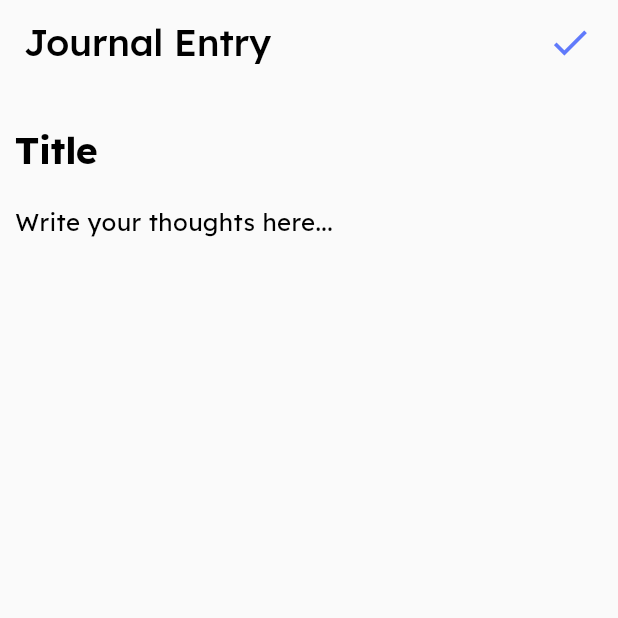
After one commit to tech-qasim/handbrake, a Flutter app: the JournalEntryScreen screen opened by its route, after a tap on the "check" icon, on a phone screen of 412 x 824 dp, the top half of it. The commit adds this screen. Run offline on Flutter 3.47's test engine with Material 3 defaults, Android fonts, the phone set to English and light mode, and no system bars; our stand-ins replace another_flutter_splash_screen, auto_route, bloc, drift, easy_date_timeline, flutter_bloc and 3 more; accounts and stored records are empty; generated files the repository leaves out were written again.

Commit message:
worked on journal

```diff
--- /dev/null
+++ b/lib/features/journal/cubit/journal_cubit.dart
@@ -0,0 +1,23 @@
+import 'package:drift/drift.dart';
+import 'package:flutter_bloc/flutter_bloc.dart';
+import 'package:handbrake/features/journal/cubit/journal_state.dart';
+import 'package:handbrake/local_db/app_database.dart';
+import 'package:handbrake/utils/di.dart';
+
+class JournalCubit extends Cubit<JournalState> {
+  JournalCubit() : super(JournalState.initial());
+
+  void addJournalEntry(String title, String content) async {
+    final journalsCompanion = JournalsCompanion(
+      title: Value(title),
+      content: Value(content),
+    );
+    final result = await getIt<AppDatabase>().journalDao.insertJournalEntry(
+      journalsCompanion,
+    );
+
+    if (result != null) {
+      emit(state.copyWith(journalEntries: [...state.journalEntries, result]));
+    }
+  }
+}
--- /dev/null
+++ b/lib/features/journal/cubit/journal_state.dart
@@ -0,0 +1,14 @@
+import 'package:handbrake/local_db/app_database.dart';
+
+class JournalState {
+  List<Journal> journalEntries;
+  JournalState({required this.journalEntries});
+
+  JournalState copyWith({List<Journal>? journalEntries}) {
+    return JournalState(journalEntries: journalEntries ?? this.journalEntries);
+  }
+
+  factory JournalState.initial() {
+    return JournalState(journalEntries: []);
+  }
+}
--- /dev/null
+++ b/lib/features/journal/screens/journal_entry/journal_entry_screen.dart
@@ -0,0 +1,71 @@
+import 'package:auto_route/annotations.dart';
+import 'package:flutter/material.dart';
+import 'package:flutter/widgets.dart';
+import 'package:flutter_bloc/flutter_bloc.dart';
+import 'package:handbrake/constants/extension_constants.dart';
+import 'package:handbrake/features/journal/cubit/journal_cubit.dart';
+import 'package:handbrake/local_db/app_database.dart';
+
+@RoutePage()
+class JournalEntryScreen extends StatefulWidget {
+  const JournalEntryScreen({super.key});
+
+  @override
+  State<JournalEntryScreen> createState() => _JournalEntryScreenState();
+}
+
+class _JournalEntryScreenState extends State<JournalEntryScreen> {
+  final titleController = TextEditingController();
+  final contentController = TextEditingController();
+  @override
+  Widget build(BuildContext context) {
+    return Scaffold(
+      appBar: AppBar(
+        actions: [
+          TextButton(
+            onPressed: () {
+              context.read<JournalCubit>().addJournalEntry(
+                titleController.text,
+                contentController.text,
+              );
+            },
+            child: const Icon(Icons.check, size: 30),
+          ),
+        ],
+        automaticallyImplyLeading: false,
+        title: Text('Journal Entry', style: context.textTheme.displayLarge),
+      ),
+      body: Padding(
+        padding: const EdgeInsets.symmetric(horizontal: 10, vertical: 20),
+        child: Column(
+          children: [
+            TextField(
+              controller: titleController,
+              decoration: const InputDecoration(
+                hintText: 'Title',
+                border: InputBorder.none,
+              ),
+              style: context.textTheme.displayLarge?.copyWith(
+                fontWeight: FontWeight.bold,
+              ),
+            ),
+            const SizedBox(height: 5),
+            Expanded(
+              child: TextField(
+                controller: contentController,
+                maxLines: null,
+                expands: true,
+                textAlignVertical: TextAlignVertical.top,
+                decoration: const InputDecoration(
+                  hintText: 'Write your thoughts here...',
+                  border: InputBorder.none,
+                ),
+                style: context.textTheme.bodyMedium?.copyWith(fontSize: 16),
+              ),
+            ),
+          ],
+        ),
+      ),
+    );
+  }
+}
--- a/lib/features/journal/screens/journal_screen.dart
+++ /dev/null
@@ -1,12 +0,0 @@
-import 'package:auto_route/auto_route.dart';
-import 'package:flutter/material.dart';
-
-@RoutePage()
-class JournalScreen extends StatelessWidget {
-  const JournalScreen({super.key});
-
-  @override
-  Widget build(BuildContext context) {
-    return const Placeholder();
-  }
-}
--- /dev/null
+++ b/lib/features/journal/screens/journal_view/journal_screen.dart
@@ -0,0 +1,26 @@
+import 'package:auto_route/auto_route.dart';
+import 'package:flutter/material.dart';
+import 'package:handbrake/constants/extension_constants.dart';
+import 'package:handbrake/routes/app_router.gr.dart';
+
+@RoutePage()
+class JournalScreen extends StatelessWidget {
+  const JournalScreen({super.key});
+
+  @override
+  Widget build(BuildContext context) {
+    return Scaffold(
+      appBar: AppBar(
+        automaticallyImplyLeading: false,
+        title: Text('Journal', style: context.textTheme.displayLarge),
+      ),
+
+      floatingActionButton: FloatingActionButton(
+        onPressed: () {
+          context.router.push(const JournalEntryRoute());
+        },
+        child: const Icon(Icons.add),
+      ),
+    );
+  }
+}
--- a/lib/local_db/app_database.dart
+++ b/lib/local_db/app_database.dart
@@ -2,14 +2,16 @@ import 'dart:io';
 
 import 'package:drift/drift.dart';
 import 'package:drift/native.dart';
-import 'package:handbrake/local_db/dao/relapse_dao.dart';
+import 'package:handbrake/local_db/dao/journal/journal_dao.dart';
+import 'package:handbrake/local_db/dao/relapse/relapse_dao.dart';
+import 'package:handbrake/local_db/tables/journals.dart';
 import 'package:handbrake/local_db/tables/relapses.dart';
 import 'package:path/path.dart' as p;
 import 'package:path_provider/path_provider.dart';
 
 part 'app_database.g.dart';
 
-@DriftDatabase(tables: [Relapses])
+@DriftDatabase(tables: [Relapses, Journals])
 class AppDatabase extends _$AppDatabase {
   AppDatabase() : super(_openConnection());
 
@@ -17,6 +19,7 @@ class AppDatabase extends _$AppDatabase {
   int get schemaVersion => 1;
 
   RelapseDao get relapseDao => RelapseDao(this);
+  JournalDao get journalDao => JournalDao(this);
 }
 
 LazyDatabase _openConnection() {
--- /dev/null
+++ b/lib/local_db/dao/journal/journal_dao.dart
@@ -0,0 +1,108 @@
+import 'package:drift/drift.dart';
+import 'package:drift/native.dart';
+import 'package:flutter/material.dart';
+import 'package:handbrake/local_db/app_database.dart';
+import 'package:handbrake/local_db/tables/journals.dart';
+part 'journal_dao.g.dart';
+
+@DriftAccessor(tables: [Journals])
+class JournalDao extends DatabaseAccessor<AppDatabase> with _$JournalDaoMixin {
+  JournalDao(super.db);
+
+  Future<Journal?> insertJournalEntry(JournalsCompanion journalEntry) async {
+    try {
+      final id = await into(journals).insert(journalEntry);
+      return (await (select(
+        journals,
+      )..where((tbl) => tbl.id.equals(id))).getSingle());
+    } on SqliteException catch (e) {
+      debugPrint('sqlite error : ${e.message}');
+      return null;
+    } catch (e) {
+      debugPrint('unknown error occured : $e');
+      return null;
+    }
+  }
+
+  //   Future<List<Relapse>> getAllRelapses() async {
+  //     try {
+  //       final products = await select(relapses).get();
+  //       return products;
+  //     } on SqliteException catch (e) {
+  //       print('SQLite Error: ${e.message}');
+  //       return [];
+  //     } catch (e) {
+  //       print('Unknown error while fetching products: $e');
+  //       return [];
+  //     }
+  //   }
+
+  //   Future<Relapse?> getRelapseById(int id) async {
+  //     try {
+  //       final relapse = await (select(
+  //         relapses,
+  //       )..where((tbl) => tbl.id.equals(id))).getSingleOrNull();
+  //       return relapse; // Could be null if not found, or a product
+  //     } on SqliteException catch (e) {
+  //       print('SQLite Error while fetching product by ID: ${e.message}');
+  //       return null;
+  //     } catch (e) {
+  //       print('Unexpected error: $e');
+  //       return null;
+  //     }
+  //   }
+
+  //   Future<Relapse?> getLastRelapse() async {
+  //     try {
+  //       final relapse =
+  //           await (select(relapses)
+  //                 ..orderBy([(tbl) => OrderingTerm.desc(tbl.id)])
+  //                 ..limit(1))
+  //               .getSingleOrNull();
+  //       return relapse;
+  //     } on SqliteException catch (e) {
+  //       debugPrint('SQLite Error while fetching last relapse: ${e.message}');
+  //       return null;
+  //     } catch (e) {
+  //       debugPrint('Unexpected error: $e');
+  //       return null;
+  //     }
+  //   }
+
+  //   Future<List<Relapse>> getRelapsesByMonth(String monthYear) {
+  //     return (select(
+  //       relapses,
+  //     )..where((t) => t.monthYear.equals(monthYear))).get();
+  //   }
+
+  // Future<bool> updateProduct(Product product) =>
+  //     update(productTable).replace(product.toCompanion());
+
+  // Future<bool> updateProduct( product) async {
+  //   try {
+  //     await (update(
+  //       db.productTable,
+  //     )..where((p) => p.id.equals(product.id))).write(product.toCompanion());
+  //     return true;
+  //   } on SqliteException catch (e) {
+  //     debugPrint('SQLite Error: ${e.message}');
+  //     return false;
+  //   } catch (e) {
+  //     debugPrint('update database error : $e');
+  //     return false;
+  //   }
+  // }
+
+  // Future<bool> deleteProduct(String id) async {
+  //   try {
+  //     await (delete(productTable)..where((tbl) => tbl.id.equals(id))).go();
+  //     return true;
+  //   } on SqliteException catch (e) {
+  //     debugPrint('SQLite Error: ${e.message}');
+  //     return false;
+  //   } catch (e) {
+  //     debugPrint('delete database error: $e');
+  //     return false;
+  //   }
+  // }
+}
--- /dev/null
+++ b/lib/local_db/tables/journals.dart
@@ -0,0 +1,9 @@
+import 'package:drift/drift.dart';
+
+class Journals extends Table {
+  IntColumn get id => integer().autoIncrement()();
+  TextColumn get title => text().withLength(min: 1, max: 100)();
+  TextColumn get content => text()();
+  DateTimeColumn get createdAt =>
+      dateTime().clientDefault(() => DateTime.now())();
+}
--- a/lib/main.dart
+++ b/lib/main.dart
@@ -2,6 +2,7 @@ import 'package:flutter/material.dart';
 import 'package:flutter_bloc/flutter_bloc.dart';
 import 'package:handbrake/constants/string_constants.dart';
 import 'package:handbrake/features/home/cubit/home_cubit.dart';
+import 'package:handbrake/features/journal/cubit/journal_cubit.dart';
 import 'package:handbrake/features/stats/cubit/stats_cubit.dart';
 import 'package:handbrake/routes/app_router.dart';
 import 'package:handbrake/theme/app_theme.dart';
@@ -26,6 +27,7 @@ class MyApp extends StatelessWidget {
         BlocProvider<ThemeModeCubit>(create: (context) => ThemeModeCubit()),
         BlocProvider<HomeCubit>(create: (context) => HomeCubit()),
         BlocProvider<StatsCubit>(create: (context) => StatsCubit()),
+        BlocProvider<JournalCubit>(create: (context) => JournalCubit()),
       ],
       child: BlocBuilder<ThemeModeCubit, ThemeMode>(
         builder: (context, state) {
--- a/lib/routes/app_router.dart
+++ b/lib/routes/app_router.dart
@@ -10,6 +10,7 @@ class AppRouter extends RootStackRouter {
       AutoRoute(page: IntroRoute.page),
       AutoRoute(page: LastRelapseRoute.page),
       AutoRoute(page: RelapseLogRoute.page),
+      AutoRoute(page: JournalEntryRoute.page),
       AutoRoute(
         page: NavigationRoute.page,
         children: [
```
Also changed, not shown: lib/local_db/app_database.g.dart, lib/local_db/dao/journal/journal_dao.g.dart (added), lib/local_db/dao/relapse/relapse_dao.dart (renamed from lib/local_db/dao/relapse_dao.dart), lib/local_db/dao/relapse/relapse_dao.g.dart (renamed from lib/local_db/dao/relapse_dao.g.dart), lib/routes/app_router.gr.dart.
